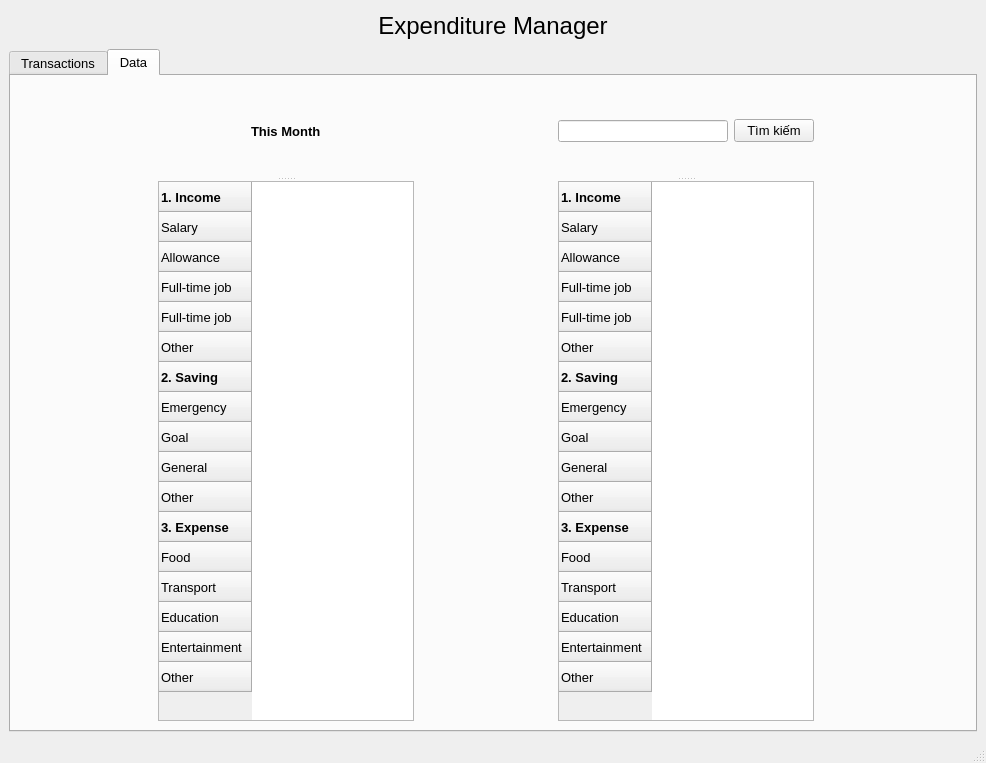
First picture: the form in ui_files/Inter_MainWindow.ui, repository thinh-doan/Expenditure_Manager, before the edit.
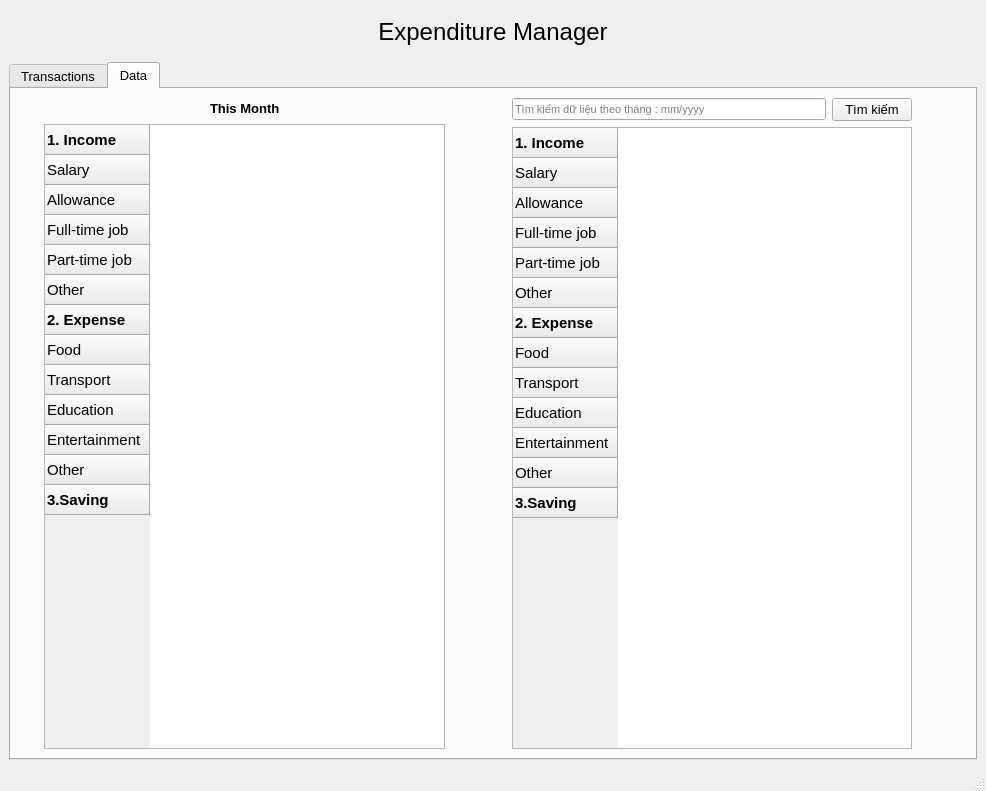
Second picture: the form after the edit. The open tabs and pages were chosen to show the change.

What changed in the file:
```diff
--- a/ui_files/Inter_MainWindow.ui
+++ b/ui_files/Inter_MainWindow.ui
@@ -7,7 +7,7 @@
     <x>0</x>
     <y>0</y>
     <width>986</width>
-    <height>763</height>
+    <height>791</height>
    </rect>
   </property>
   <property name="font">
@@ -19,7 +19,9 @@
    <string>Expenditure Manager</string>
   </property>
   <widget class="QWidget" name="centralwidget">
-   <layout class="QVBoxLayout" name="verticalLayout_3" stretch="1,20">
+   <layout class="QVBoxLayout" name="verticalLayout_6">
+    <item>
+     <layout class="QVBoxLayout" name="verticalLayout_3" stretch="1,15">
     <item>
      <layout class="QHBoxLayout" name="horizontalLayout">
       <item>
@@ -412,20 +414,20 @@
           <property name="orientation">
            <enum>Qt::Horizontal</enum>
           </property>
+            <property name="sizeType">
+             <enum>QSizePolicy::Fixed</enum>
+            </property>
           <property name="sizeHint" stdset="0">
            <size>
-            <width>129</width>
+              <width>24</width>
             <height>20</height>
            </size>
           </property>
          </spacer>
         </item>
         <item>
-         <widget class="QSplitter" name="splitter_2">
-          <property name="orientation">
-           <enum>Qt::Vertical</enum>
-          </property>
-          <widget class="QWidget" name="layoutWidget">
+           <layout class="QVBoxLayout" name="verticalLayout_4">
+            <item>
            <layout class="QHBoxLayout" name="horizontalLayout_7">
             <item>
              <spacer name="horizontalSpacer_13">
@@ -467,20 +469,15 @@
              </spacer>
             </item>
            </layout>
-          </widget>
+            </item>
+            <item>
           <widget class="QTableWidget" name="tableThisMonth">
            <property name="enabled">
             <bool>true</bool>
            </property>
-           <property name="maximumSize">
-            <size>
-             <width>440</width>
-             <height>540</height>
-            </size>
-           </property>
            <property name="font">
             <font>
-             <pointsize>10</pointsize>
+                <pointsize>11</pointsize>
             </font>
            </property>
            <property name="layoutDirection">
@@ -498,6 +495,7 @@
             </property>
             <property name="font">
              <font>
+                 <pointsize>11</pointsize>
               <weight>75</weight>
               <bold>true</bold>
              </font>
@@ -507,6 +505,11 @@
             <property name="text">
              <string>Salary</string>
             </property>
+               <property name="font">
+                <font>
+                 <pointsize>11</pointsize>
+                </font>
+               </property>
             <property name="textAlignment">
              <set>AlignLeading|AlignVCenter</set>
             </property>
@@ -523,7 +526,7 @@
            </row>
            <row>
             <property name="text">
-             <string>Full-time job</string>
+                <string>Part-time job</string>
             </property>
            </row>
            <row>
@@ -533,38 +536,7 @@
            </row>
            <row>
             <property name="text">
-             <string>2. Saving</string>
-            </property>
-            <property name="font">
-             <font>
-              <weight>75</weight>
-              <bold>true</bold>
-             </font>
-            </property>
-           </row>
-           <row>
-            <property name="text">
-             <string>Emergency</string>
-            </property>
-           </row>
-           <row>
-            <property name="text">
-             <string>Goal</string>
-            </property>
-           </row>
-           <row>
-            <property name="text">
-             <string>General</string>
-            </property>
-           </row>
-           <row>
-            <property name="text">
-             <string>Other</string>
-            </property>
-           </row>
-           <row>
-            <property name="text">
-             <string>3. Expense</string>
+                <string>2. Expense</string>
             </property>
             <property name="font">
              <font>
@@ -598,28 +570,40 @@
              <string>Other</string>
             </property>
            </row>
-          </widget>
-         </widget>
+              <row>
+               <property name="text">
+                <string>3.Saving</string>
+               </property>
+               <property name="font">
+                <font>
+                 <weight>75</weight>
+                 <bold>true</bold>
+                </font>
+               </property>
+              </row>
+             </widget>
+            </item>
+           </layout>
         </item>
         <item>
          <spacer name="horizontalSpacer_16">
           <property name="orientation">
            <enum>Qt::Horizontal</enum>
           </property>
+            <property name="sizeType">
+             <enum>QSizePolicy::Fixed</enum>
+            </property>
           <property name="sizeHint" stdset="0">
            <size>
-            <width>130</width>
+              <width>61</width>
             <height>20</height>
            </size>
           </property>
          </spacer>
         </item>
         <item>
-         <widget class="QSplitter" name="splitter">
-          <property name="orientation">
-           <enum>Qt::Vertical</enum>
-          </property>
-          <widget class="QWidget" name="layoutWidget">
+           <layout class="QVBoxLayout" name="verticalLayout_5">
+            <item>
            <layout class="QHBoxLayout" name="horizontalLayout_4">
             <item>
              <widget class="QLineEdit" name="txtSearch">
@@ -638,7 +622,7 @@
                <string/>
               </property>
               <property name="placeholderText">
-               <string comment="vd: 2026-2, 2026-3" extracomment="vd: 2026-2, 2026-3"/>
+                 <string comment="vd: 2026-2, 2026-3" extracomment="vd: 2026-2, 2026-3">Tìm kiếm dữ liệu theo tháng : mm/yyyy</string>
               </property>
              </widget>
             </item>
@@ -656,20 +640,15 @@
              </widget>
             </item>
            </layout>
-          </widget>
-          <widget class="QTableWidget" name="tableThisMonth_2">
+            </item>
+            <item>
+             <widget class="QTableWidget" name="tablePreviousMonths">
            <property name="enabled">
             <bool>true</bool>
            </property>
-           <property name="maximumSize">
-            <size>
-             <width>440</width>
-             <height>540</height>
-            </size>
-           </property>
            <property name="font">
             <font>
-             <pointsize>10</pointsize>
+                <pointsize>11</pointsize>
             </font>
            </property>
            <property name="layoutDirection">
@@ -712,7 +691,7 @@
            </row>
            <row>
             <property name="text">
-             <string>Full-time job</string>
+                <string>Part-time job</string>
             </property>
            </row>
            <row>
@@ -722,38 +701,7 @@
            </row>
            <row>
             <property name="text">
-             <string>2. Saving</string>
-            </property>
-            <property name="font">
-             <font>
-              <weight>75</weight>
-              <bold>true</bold>
-             </font>
-            </property>
-           </row>
-           <row>
-            <property name="text">
-             <string>Emergency</string>
-            </property>
-           </row>
-           <row>
-            <property name="text">
-             <string>Goal</string>
-            </property>
-           </row>
-           <row>
-            <property name="text">
-             <string>General</string>
-            </property>
-           </row>
-           <row>
-            <property name="text">
-             <string>Other</string>
-            </property>
-           </row>
-           <row>
-            <property name="text">
-             <string>3. Expense</string>
+                <string>2. Expense</string>
             </property>
             <property name="font">
              <font>
@@ -787,17 +735,32 @@
              <string>Other</string>
             </property>
            </row>
-          </widget>
-         </widget>
+              <row>
+               <property name="text">
+                <string>3.Saving</string>
+               </property>
+               <property name="font">
+                <font>
+                 <weight>75</weight>
+                 <bold>true</bold>
+                </font>
+               </property>
+              </row>
+             </widget>
+            </item>
+           </layout>
         </item>
         <item>
          <spacer name="horizontalSpacer_17">
           <property name="orientation">
            <enum>Qt::Horizontal</enum>
           </property>
+            <property name="sizeType">
+             <enum>QSizePolicy::Fixed</enum>
+            </property>
           <property name="sizeHint" stdset="0">
            <size>
-            <width>129</width>
+              <width>40</width>
             <height>20</height>
            </size>
           </property>
@@ -815,6 +778,8 @@
      </widget>
     </item>
    </layout>
+    </item>
+   </layout>
   </widget>
   <widget class="QMenuBar" name="menubar">
    <property name="geometry">
```
Left out of the diff: 52 changed lines with no effect on the pictures. Lines whose indentation alone changed are shown as unchanged.
